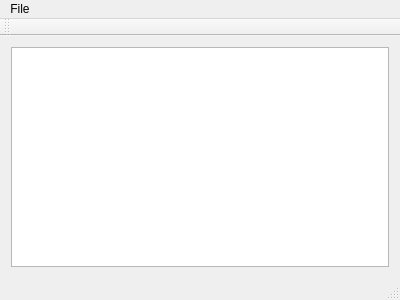
Before: the Qt Designer form notepad.ui in pybae/QNote, drawn with Qt 5.
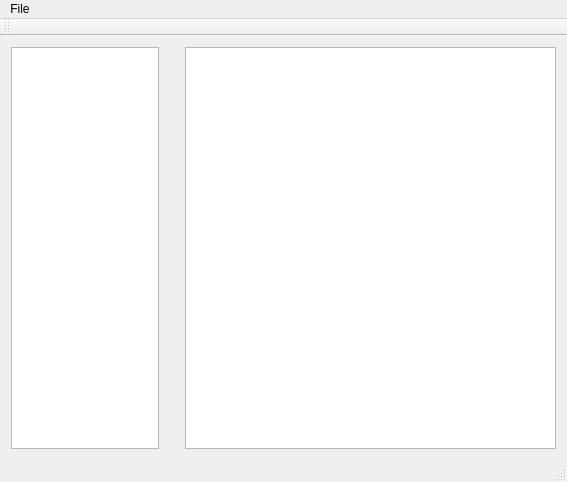
After: the same form once the commit is applied.

```diff
--- a/notepad.ui
+++ b/notepad.ui
@@ -6,19 +6,61 @@
    <rect>
     <x>0</x>
     <y>0</y>
-    <width>400</width>
-    <height>300</height>
+    <width>567</width>
+    <height>482</height>
    </rect>
   </property>
+  <property name="sizePolicy">
+   <sizepolicy hsizetype="Expanding" vsizetype="Expanding">
+    <horstretch>0</horstretch>
+    <verstretch>0</verstretch>
+   </sizepolicy>
+  </property>
   <property name="windowTitle">
    <string>Notepad</string>
   </property>
   <widget class="QWidget" name="centralWidget">
    <layout class="QVBoxLayout" name="verticalLayout">
     <item>
-     <layout class="QVBoxLayout" name="mainVerticalLayout">
+     <layout class="QHBoxLayout" name="mainHorizontalLayout">
+      <property name="leftMargin">
+       <number>0</number>
+      </property>
       <item>
-       <widget class="QTextEdit" name="mainTextEdit"/>
+       <widget class="QListView" name="listView">
+        <property name="sizePolicy">
+         <sizepolicy hsizetype="Expanding" vsizetype="Expanding">
+          <horstretch>2</horstretch>
+          <verstretch>0</verstretch>
+         </sizepolicy>
+        </property>
+       </widget>
+      </item>
+      <item>
+       <spacer name="verticalSpacer">
+        <property name="orientation">
+         <enum>Qt::Vertical</enum>
+        </property>
+        <property name="sizeHint" stdset="0">
+         <size>
+          <width>20</width>
+          <height>40</height>
+         </size>
+        </property>
+       </spacer>
+      </item>
+      <item>
+       <widget class="QTextEdit" name="mainTextEdit">
+        <property name="enabled">
+         <bool>true</bool>
+        </property>
+        <property name="sizePolicy">
+         <sizepolicy hsizetype="Expanding" vsizetype="Expanding">
+          <horstretch>5</horstretch>
+          <verstretch>0</verstretch>
+         </sizepolicy>
+        </property>
+       </widget>
       </item>
      </layout>
     </item>
@@ -29,7 +71,7 @@
     <rect>
      <x>0</x>
      <y>0</y>
-     <width>400</width>
+     <width>567</width>
      <height>22</height>
     </rect>
    </property>
```
